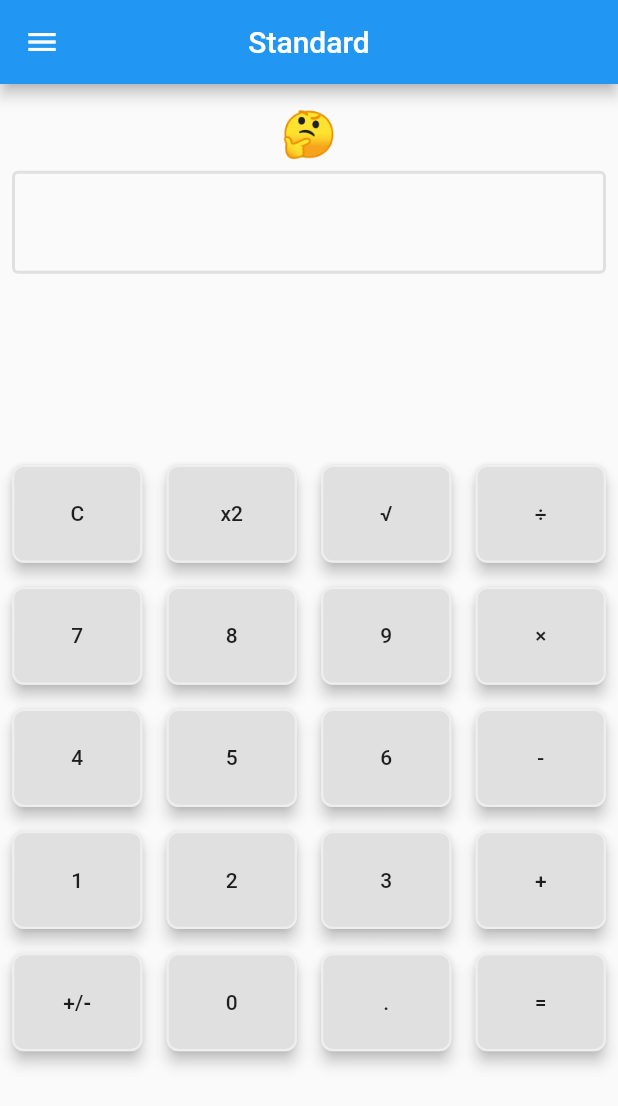
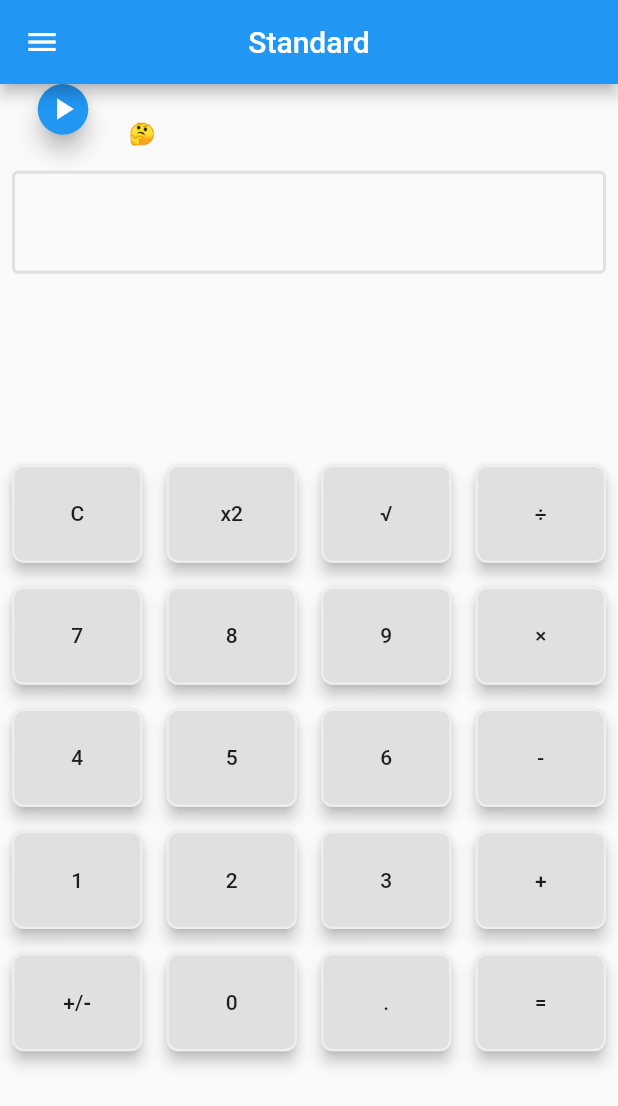
Before and after one commit to yeasin50/Calculator, a Flutter app: the HomeScreen screen opened directly, after a tap on an icon or button, on a phone screen of 412 x 824 dp. Shown: the top 1106 px of the screen. Run offline on Flutter 3.47's test engine with Material 2 defaults, Android fonts, the phone set to English and light mode, and no system bars; drawn by our look-alikes of easy_rich_text; our stand-ins replace flutter_typeahead, rive; missing offline and left inert: lipsum; statements that could not run were skipped.

Commit message:
added rive

```diff
--- a/lib/main.dart
+++ b/lib/main.dart
@@ -23,7 +23,7 @@ class MyApp extends StatelessWidget {
   Widget build(BuildContext context) {
     return MaterialApp(
       debugShowCheckedModeBanner: false,
-      home: RiveFlutterH(),
+      home: HomeScreen(),
     );
   }
 }
--- /dev/null
+++ b/lib/widgets/_rives/thinking.dart
@@ -0,0 +1,63 @@
+import 'package:flutter/material.dart';
+import 'package:flutter/services.dart';
+import 'package:rive/rive.dart';
+
+class ThinkingRive extends StatefulWidget {
+  ThinkingRive({Key key}) : super(key: key);
+
+  @override
+  _ThinkingRiveState createState() => _ThinkingRiveState();
+}
+
+class _ThinkingRiveState extends State<ThinkingRive> {
+  Artboard _riveArtBoard;
+  RiveAnimationController _controller;
+
+  /// Tracks if the animation is playing by whether controller is running.
+  bool get isPlaying => _controller?.isActive ?? false;
+
+  void _togglePlay() {
+    setState(() {
+      _controller.isActive = !_controller.isActive;
+    });
+  }
+
+  @override
+  void initState() {
+    //load the animation from the bundle
+    rootBundle.load("assets/rives/thinking+smile.riv").then((data) async {
+      final file = RiveFile();
+
+      //load the riveFile from BinaryData
+      if (file.import(data)) {
+        // The artboard is the root of the animation and gets drawn in the
+        // Rive widget.
+        final artBoard = file.mainArtboard;
+
+        artBoard.addController(_controller = SimpleAnimation("thinking"));
+        setState(() {
+          _riveArtBoard = artBoard;
+        });
+      }
+    });
+    super.initState();
+  }
+
+  @override
+  Widget build(BuildContext context) {
+    return Scaffold(
+      body: Center(
+        child: _riveArtBoard == null
+            ? const SizedBox()
+            : Rive(artboard: _riveArtBoard),
+      ),
+      floatingActionButton: FloatingActionButton(
+        onPressed: _togglePlay,
+        tooltip: isPlaying ? 'Pause' : 'Play',
+        child: Icon(
+          isPlaying ? Icons.pause : Icons.play_arrow,
+        ),
+      ),
+    );
+  }
+}
--- a/lib/widgets/topHistory.dart
+++ b/lib/widgets/topHistory.dart
@@ -5,6 +5,7 @@ import 'package:flutter/material.dart';
 import 'package:flutter/rendering.dart';
 import 'package:provider/provider.dart';
 import 'package:realTimeCalculator/providers/dataProvider.dart';
+import 'package:realTimeCalculator/widgets/_rives/thinking.dart';
 
 class TopHistory extends StatefulWidget {
   @override
@@ -65,7 +66,15 @@ class _TopHistoryState extends State<TopHistory> {
         // scrollDirection: Axis.horizontal,
         //FIXME:: set end of line focus, No need with FittedBox
         // controller: controller,
-        child: FittedBox(
+        child: Row(
+          children: <Widget>[
+
+            Container(
+              width: 70,
+              height: 70,
+              child: ThinkingRive(),
+            ),
+            FittedBox(
               child: EasyRichText(
               prevText.isEmpty?"🤔":prevText,
                 // "A+",
@@ -77,6 +86,8 @@ class _TopHistoryState extends State<TopHistory> {
                 textAlign: TextAlign.right,
                 patternList: patterList,
               ),
+            ),
+          ],
         ),
       );
       // );
```
Lines whose indentation alone changed are shown as unchanged.
